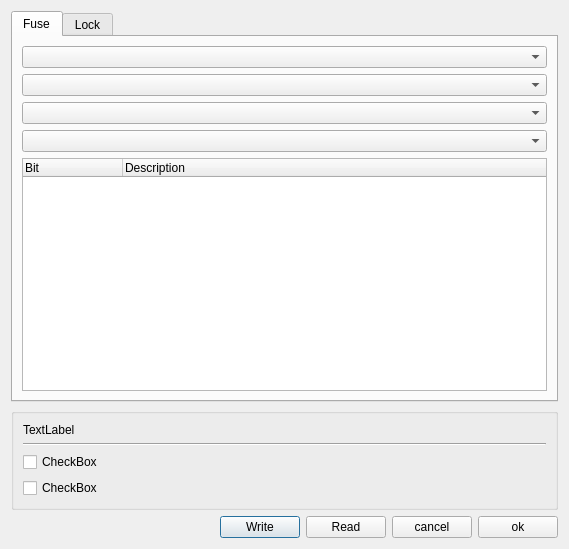
Qt form SrcPony/forms/fusedlg.ui (lancos/ponyprog) before a commit.
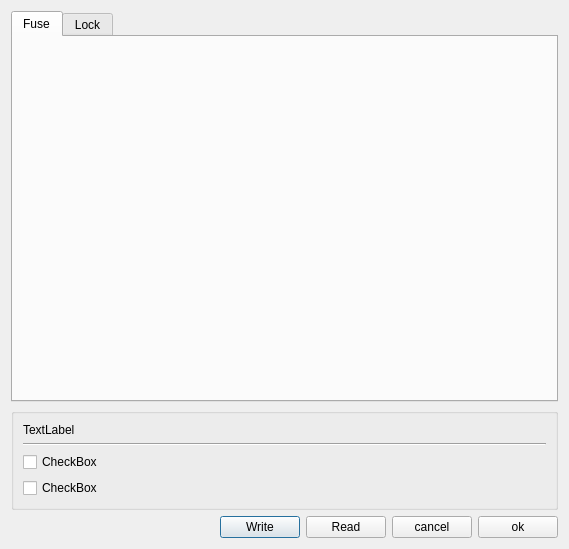
The same form after that commit.

Commit message: fuse dialog: refactoring

The edit to the form file:
```diff
--- a/SrcPony/forms/fusedlg.ui
+++ b/SrcPony/forms/fusedlg.ui
@@ -26,34 +26,7 @@
       <attribute name="title">
        <string>Fuse</string>
       </attribute>
-      <layout class="QGridLayout" name="gridLayout">
-       <item row="4" column="0">
-        <widget class="QTreeWidget" name="treeWidgetFuse">
-         <column>
-          <property name="text">
-           <string>Bit</string>
-          </property>
-         </column>
-         <column>
-          <property name="text">
-           <string>Description</string>
-          </property>
-         </column>
-        </widget>
-       </item>
-       <item row="1" column="0">
-        <widget class="QComboBox" name="comboBoxFuse1"/>
-       </item>
-       <item row="2" column="0">
-        <widget class="QComboBox" name="comboBoxFuse2"/>
-       </item>
-       <item row="0" column="0">
-        <widget class="QComboBox" name="comboBoxFuse0"/>
-       </item>
-       <item row="3" column="0">
-        <widget class="QComboBox" name="comboBoxFuse3"/>
-       </item>
-      </layout>
+      <layout class="QGridLayout" name="gridLayout"/>
      </widget>
      <widget class="QWidget" name="tabLock">
       <attribute name="title">
```
Left out of the diff: 29 changed lines with no effect on the pictures. The commit also changes 7 other files.
